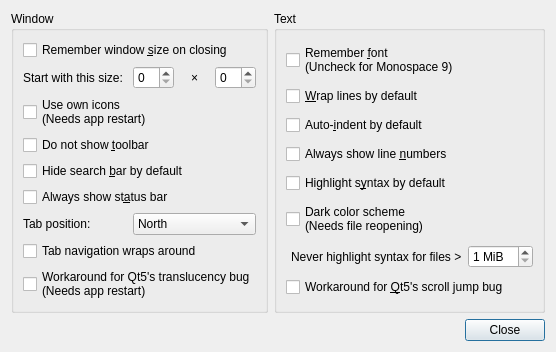
First picture: the form in featherpad/predDialog.ui, repository vecnathewhisperd0/FeatherPad, before the edit.
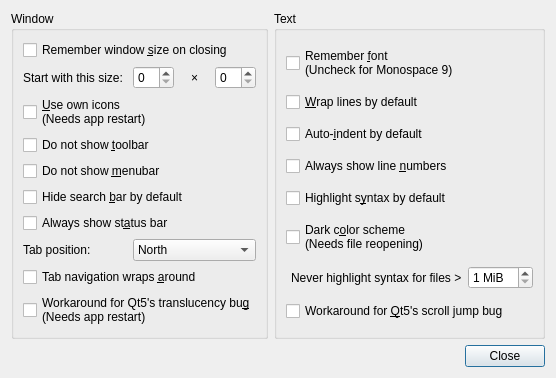
Second picture: the form after the edit.

Commit message:
Support for hiding menubar
Also fixed rtl icons and shortcuts.

```diff
--- a/featherpad/predDialog.ui
+++ b/featherpad/predDialog.ui
@@ -70,7 +70,7 @@
          <string>Uncheck this if you want FeatherPad to use system icons!</string>
         </property>
         <property name="text">
-         <string>Use own icons
+         <string>&amp;Use own icons
 (Needs app restart)</string>
         </property>
        </widget>
@@ -83,20 +83,31 @@
        </widget>
       </item>
       <item row="4" column="0" colspan="4">
+       <widget class="QCheckBox" name="menubarBox">
+        <property name="toolTip">
+         <string>If the menubar is hidden,
+a menu button appears on the toolbar.</string>
+        </property>
+        <property name="text">
+         <string>Do not show &amp;menubar</string>
+        </property>
+       </widget>
+      </item>
+      <item row="5" column="0" colspan="4">
        <widget class="QCheckBox" name="searchbarBox">
         <property name="text">
          <string>Hide search &amp;bar by default</string>
         </property>
        </widget>
       </item>
-      <item row="5" column="0" colspan="4">
+      <item row="6" column="0" colspan="4">
        <widget class="QCheckBox" name="statusBox">
         <property name="text">
          <string>Always show st&amp;atus bar</string>
         </property>
        </widget>
       </item>
-      <item row="6" column="0">
+      <item row="7" column="0">
        <widget class="QLabel" name="tabLabel">
         <property name="toolTip">
          <string>Will take effect after closing this dialog.</string>
@@ -106,7 +117,7 @@
         </property>
        </widget>
       </item>
-      <item row="6" column="1" colspan="3">
+      <item row="7" column="1" colspan="3">
        <widget class="QComboBox" name="tabCombo">
         <property name="toolTip">
          <string>Will take effect after closing this dialog.</string>
@@ -133,7 +144,7 @@
         </item>
        </widget>
       </item>
-      <item row="7" column="0" colspan="4">
+      <item row="8" column="0" colspan="4">
        <widget class="QCheckBox" name="tabBox">
         <property name="toolTip">
          <string>This means that, for LTR, Alt+Right goes to the first tab
@@ -142,17 +153,17 @@
 Tab navigation with mouse wheel is not affected.</string>
         </property>
         <property name="text">
-         <string>Tab navigation wraps around</string>
+         <string>Tab navigation wraps &amp;around</string>
         </property>
        </widget>
       </item>
-      <item row="8" column="0" colspan="4">
+      <item row="9" column="0" colspan="4">
        <widget class="QCheckBox" name="transBox">
         <property name="toolTip">
          <string>Check this only if you see weird effects with translucent themes!</string>
         </property>
         <property name="text">
-         <string>Workaround for Qt5's translucency bug
+         <string>Workaround for Qt5's translucency bu&amp;g
 (Needs app restart)</string>
         </property>
        </widget>
@@ -205,7 +216,7 @@
       <item row="5" column="0" colspan="2">
        <widget class="QCheckBox" name="colBox">
         <property name="text">
-         <string>Dark color scheme
+         <string>Dark c&amp;olor scheme
 (Needs file reopening)</string>
         </property>
        </widget>
```
The commit also changes 13 other files.
